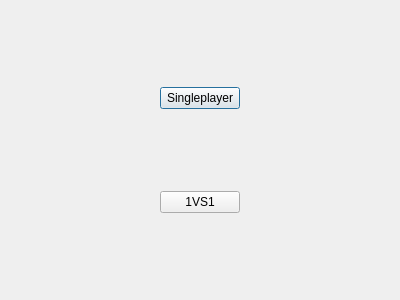
Qt form menu_principal.ui (Sunimik1975/ihm_4connect) before a commit.
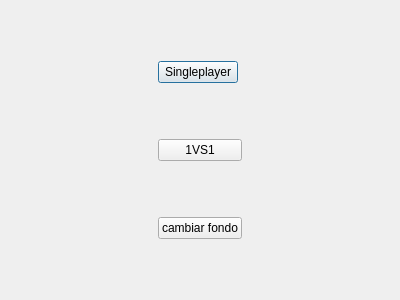
The same form after that commit.

What changed in the file:
```diff
--- a/menu_principal.ui
+++ b/menu_principal.ui
@@ -34,6 +34,13 @@
      </property>
     </widget>
    </item>
+   <item row="2" column="0">
+    <widget class="QPushButton" name="fondo">
+     <property name="text">
+      <string>cambiar fondo</string>
+     </property>
+    </widget>
+   </item>
   </layout>
  </widget>
  <resources/>
```
